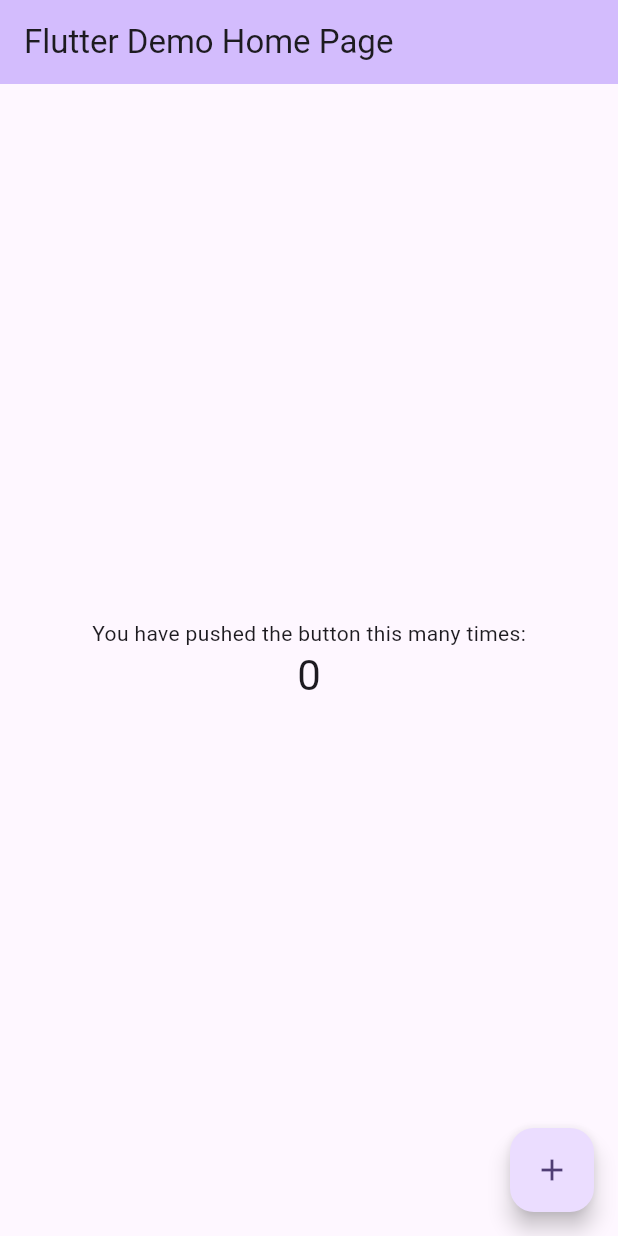
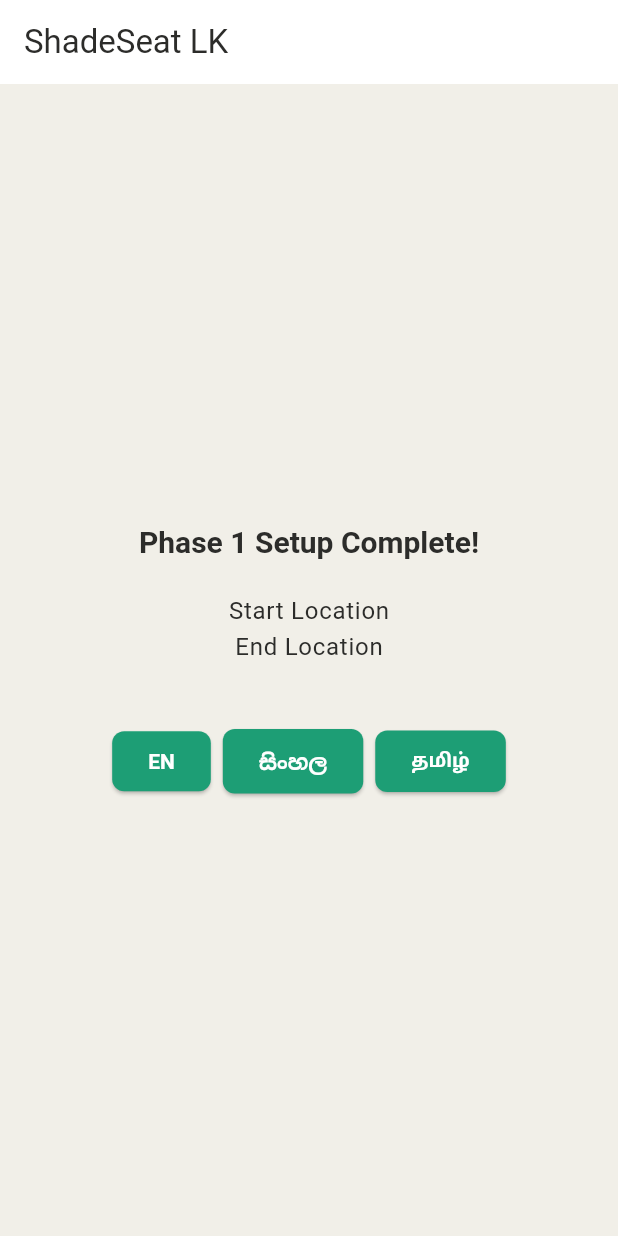
Before and after one commit to asiri-gayashan/sun_seats, a Flutter app: the screen it shows after launch, on a phone screen of 412 x 824 dp. Run offline on Flutter 3.47's test engine with Material 3 defaults, Android fonts, the phone set to English and light mode, and no system bars.

Commit message:
feat: initialize project structure with multi-language localization support and location permissions

````diff
--- /dev/null
+++ b/devtools_options.yaml
@@ -0,0 +1,3 @@
+description: This file stores settings for Dart & Flutter DevTools.
+documentation: https://docs.flutter.dev/tools/devtools/extensions#configure-extension-enablement-states
+extensions:
--- /dev/null
+++ b/l10n.yaml
@@ -0,0 +1,4 @@
+arb-dir: lib/l10n
+template-arb-file: app_en.arb
+output-localization-file: app_localizations.dart
+output-dir: lib/l10n
--- /dev/null
+++ b/lib/core/theme/app_theme.dart
@@ -0,0 +1,63 @@
+import 'package:flutter/material.dart';
+
+class AppTheme {
+  static const Color primaryGreen = Color(0xFF1D9E75);
+  static const Color lightGreen = Color(0xFFE1F5EE);
+  static const Color primaryBlue = Color(0xFF185FA5);
+  static const Color lightBlue = Color(0xFFE6F1FB);
+  static const Color amber = Color(0xFFBA7517);
+  static const Color lightAmber = Color(0xFFFAEEDA);
+  static const Color lightGray = Color(0xFFF1EFE8);
+  static const Color midGray = Color(0xFFD3D1C7);
+  static const Color darkText = Color(0xFF2C2C2A);
+  static const Color white = Color(0xFFFFFFFF);
+
+  static ThemeData get lightTheme {
+    return ThemeData(
+      primaryColor: primaryGreen,
+      scaffoldBackgroundColor: lightGray,
+      colorScheme: const ColorScheme.light(
+        primary: primaryGreen,
+        secondary: primaryBlue,
+        error: amber,
+        surface: white,
+        onPrimary: white,
+        onSecondary: white,
+        onSurface: darkText,
+      ),
+      textTheme: const TextTheme(
+        bodyLarge: TextStyle(color: darkText, fontSize: 16),
+        bodyMedium: TextStyle(color: darkText, fontSize: 14),
+        bodySmall: TextStyle(color: darkText, fontSize: 12),
+        headlineLarge: TextStyle(color: darkText, fontSize: 28, fontWeight: FontWeight.bold),
+        headlineMedium: TextStyle(color: darkText, fontSize: 24, fontWeight: FontWeight.bold),
+        headlineSmall: TextStyle(color: darkText, fontSize: 20, fontWeight: FontWeight.w600),
+      ),
+      elevatedButtonTheme: ElevatedButtonThemeData(
+        style: ElevatedButton.styleFrom(
+          backgroundColor: primaryGreen,
+          foregroundColor: white,
+          textStyle: const TextStyle(fontSize: 14, fontWeight: FontWeight.bold),
+          padding: const EdgeInsets.symmetric(horizontal: 24, vertical: 12),
+          shape: RoundedRectangleBorder(borderRadius: BorderRadius.circular(8)),
+        ),
+      ),
+      inputDecorationTheme: InputDecorationTheme(
+        border: OutlineInputBorder(
+          borderRadius: BorderRadius.circular(8),
+          borderSide: const BorderSide(color: midGray),
+        ),
+        enabledBorder: OutlineInputBorder(
+          borderRadius: BorderRadius.circular(8),
+          borderSide: const BorderSide(color: midGray),
+        ),
+        focusedBorder: OutlineInputBorder(
+          borderRadius: BorderRadius.circular(8),
+          borderSide: const BorderSide(color: primaryGreen, width: 2),
+        ),
+        labelStyle: const TextStyle(color: darkText, fontSize: 14),
+        hintStyle: const TextStyle(color: midGray, fontSize: 14),
+      ),
+    );
+  }
+}
--- /dev/null
+++ b/lib/l10n/app_en.arb
@@ -0,0 +1,5 @@
+{
+  "appTitle": "ShadeSeat LK",
+  "startLocation": "Start Location",
+  "endLocation": "End Location"
+}
--- /dev/null
+++ b/lib/l10n/app_localizations.dart
@@ -0,0 +1,156 @@
+import 'dart:async';
+
+import 'package:flutter/foundation.dart';
+import 'package:flutter/widgets.dart';
+import 'package:flutter_localizations/flutter_localizations.dart';
+import 'package:intl/intl.dart' as intl;
+
+import 'app_localizations_en.dart';
+import 'app_localizations_si.dart';
+import 'app_localizations_ta.dart';
+
+// ignore_for_file: type=lint
+
+/// Callers can lookup localized strings with an instance of AppLocalizations
+/// returned by `AppLocalizations.of(context)`.
+///
+/// Applications need to include `AppLocalizations.delegate()` in their app's
+/// `localizationDelegates` list, and the locales they support in the app's
+/// `supportedLocales` list. For example:
+///
+/// ```dart
+/// import 'l10n/app_localizations.dart';
+///
+/// return MaterialApp(
+///   localizationsDelegates: AppLocalizations.localizationsDelegates,
+///   supportedLocales: AppLocalizations.supportedLocales,
+///   home: MyApplicationHome(),
+/// );
+/// ```
+///
+/// ## Update pubspec.yaml
+///
+/// Please make sure to update your pubspec.yaml to include the following
+/// packages:
+///
+/// ```yaml
+/// dependencies:
+///   # Internationalization support.
+///   flutter_localizations:
+///     sdk: flutter
+///   intl: any # Use the pinned version from flutter_localizations
+///
+///   # Rest of dependencies
+/// ```
+///
+/// ## iOS Applications
+///
+/// iOS applications define key application metadata, including supported
+/// locales, in an Info.plist file that is built into the application bundle.
+/// To configure the locales supported by your app, you’ll need to edit this
+/// file.
+///
+/// First, open your project’s ios/Runner.xcworkspace Xcode workspace file.
+/// Then, in the Project Navigator, open the Info.plist file under the Runner
+/// project’s Runner folder.
+///
+/// Next, select the Information Property List item, select Add Item from the
+/// Editor menu, then select Localizations from the pop-up menu.
+///
+/// Select and expand the newly-created Localizations item then, for each
+/// locale your application supports, add a new item and select the locale
+/// you wish to add from the pop-up menu in the Value field. This list should
+/// be consistent with the languages listed in the AppLocalizations.supportedLocales
+/// property.
+abstract class AppLocalizations {
+  AppLocalizations(String locale)
+    : localeName = intl.Intl.canonicalizedLocale(locale.toString());
+
+  final String localeName;
+
+  static AppLocalizations? of(BuildContext context) {
+    return Localizations.of<AppLocalizations>(context, AppLocalizations);
+  }
+
+  static const LocalizationsDelegate<AppLocalizations> delegate =
+      _AppLocalizationsDelegate();
+
+  /// A list of this localizations delegate along with the default localizations
+  /// delegates.
+  ///
+  /// Returns a list of localizations delegates containing this delegate along with
+  /// GlobalMaterialLocalizations.delegate, GlobalCupertinoLocalizations.delegate,
+  /// and GlobalWidgetsLocalizations.delegate.
+  ///
+  /// Additional delegates can be added by appending to this list in
+  /// MaterialApp. This list does not have to be used at all if a custom list
+  /// of delegates is preferred or required.
+  static const List<LocalizationsDelegate<dynamic>> localizationsDelegates =
+      <LocalizationsDelegate<dynamic>>[
+        delegate,
+        GlobalMaterialLocalizations.delegate,
+        GlobalCupertinoLocalizations.delegate,
+        GlobalWidgetsLocalizations.delegate,
+      ];
+
+  /// A list of this localizations delegate's supported locales.
+  static const List<Locale> supportedLocales = <Locale>[
+    Locale('en'),
+    Locale('si'),
+    Locale('ta'),
+  ];
+
+  /// No description provided for @appTitle.
+  ///
+  /// In en, this message translates to:
+  /// **'ShadeSeat LK'**
+  String get appTitle;
+
+  /// No description provided for @startLocation.
+  ///
+  /// In en, this message translates to:
+  /// **'Start Location'**
+  String get startLocation;
+
+  /// No description provided for @endLocation.
+  ///
+  /// In en, this message translates to:
+  /// **'End Location'**
+  String get endLocation;
+}
+
+class _AppLocalizationsDelegate
+    extends LocalizationsDelegate<AppLocalizations> {
+  const _AppLocalizationsDelegate();
+
+  @override
+  Future<AppLocalizations> load(Locale locale) {
+    return SynchronousFuture<AppLocalizations>(lookupAppLocalizations(locale));
+  }
+
+  @override
+  bool isSupported(Locale locale) =>
+      <String>['en', 'si', 'ta'].contains(locale.languageCode);
+
+  @override
+  bool shouldReload(_AppLocalizationsDelegate old) => false;
+}
+
+AppLocalizations lookupAppLocalizations(Locale locale) {
+  // Lookup logic when only language code is specified.
+  switch (locale.languageCode) {
+    case 'en':
+      return AppLocalizationsEn();
+    case 'si':
+      return AppLocalizationsSi();
+    case 'ta':
+      return AppLocalizationsTa();
+  }
+
+  throw FlutterError(
+    'AppLocalizations.delegate failed to load unsupported locale "$locale". This is likely '
+    'an issue with the localizations generation tool. Please file an issue '
+    'on GitHub with a reproducible sample app and the gen-l10n configuration '
+    'that was used.',
+  );
+}
--- /dev/null
+++ b/lib/l10n/app_localizations_en.dart
@@ -0,0 +1,19 @@
+// ignore: unused_import
+import 'package:intl/intl.dart' as intl;
+import 'app_localizations.dart';
+
+// ignore_for_file: type=lint
+
+/// The translations for English (`en`).
+class AppLocalizationsEn extends AppLocalizations {
+  AppLocalizationsEn([String locale = 'en']) : super(locale);
+
+  @override
+  String get appTitle => 'ShadeSeat LK';
+
+  @override
+  String get startLocation => 'Start Location';
+
+  @override
+  String get endLocation => 'End Location';
+}
--- /dev/null
+++ b/lib/l10n/app_si.arb
@@ -0,0 +1,5 @@
+{
+  "appTitle": "ShadeSeat LK",
+  "startLocation": "ආරම්භක ස්ථානය",
+  "endLocation": "ගමනාන්තය"
+}
--- /dev/null
+++ b/lib/l10n/app_ta.arb
@@ -0,0 +1,5 @@
+{
+  "appTitle": "ShadeSeat LK",
+  "startLocation": "தொடங்கும் இடம்",
+  "endLocation": "முடிவிடம்"
+}
--- a/lib/main.dart
+++ b/lib/main.dart
@@ -1,121 +1,104 @@
 import 'package:flutter/material.dart';
+import 'package:flutter_localizations/flutter_localizations.dart';
+import 'package:provider/provider.dart';
+import 'l10n/app_localizations.dart';
+
+import 'core/theme/app_theme.dart';
 
 void main() {
-  runApp(const MyApp());
+  runApp(
+    MultiProvider(
+      providers: [
+        ChangeNotifierProvider(create: (_) => AppLanguageState()),
+      ],
+      child: const ShadeSeatApp(),
+    ),
+  );
 }
 
-class MyApp extends StatelessWidget {
-  const MyApp({super.key});
+class AppLanguageState extends ChangeNotifier {
+  Locale _appLocale = const Locale('en');
 
-  // This widget is the root of your application.
+  Locale get appLocale => _appLocale;
+
+  void changeLanguage(Locale type) {
+    if (_appLocale == type) {
+      return;
+    }
+    _appLocale = type;
+    notifyListeners();
+  }
+}
+
+class ShadeSeatApp extends StatelessWidget {
+  const ShadeSeatApp({super.key});
+
   @override
   Widget build(BuildContext context) {
-    return MaterialApp(
-      title: 'Flutter Demo',
-      theme: ThemeData(
-        // This is the theme of your application.
-        //
-        // TRY THIS: Try running your application with "flutter run". You'll see
-        // the application has a purple toolbar. Then, without quitting the app,
-        // try changing the seedColor in the colorScheme below to Colors.green
-        // and then invoke "hot reload" (save your changes or press the "hot
-        // reload" button in a Flutter-supported IDE, or press "r" if you used
-        // the command line to start the app).
-        //
-        // Notice that the counter didn't reset back to zero; the application
-        // state is not lost during the reload. To reset the state, use hot
-        // restart instead.
-        //
-        // This works for code too, not just values: Most code changes can be
-        // tested with just a hot reload.
-        colorScheme: .fromSeed(seedColor: Colors.deepPurple),
-      ),
-      home: const MyHomePage(title: 'Flutter Demo Home Page'),
+    return Consumer<AppLanguageState>(
+      builder: (context, languageState, child) {
+        return MaterialApp(
+          title: 'ShadeSeat LK',
+          theme: AppTheme.lightTheme,
+          debugShowCheckedModeBanner: false,
+          locale: languageState.appLocale,
+          localizationsDelegates: const [
+            GlobalMaterialLocalizations.delegate,
+            GlobalWidgetsLocalizations.delegate,
+            GlobalCupertinoLocalizations.delegate,
+          ] + [AppLocalizations.delegate],
+          supportedLocales: const [
+            Locale('en'),
+            Locale('si'),
+            Locale('ta'),
+          ],
+          home: const TempHomeScreen(),
+        );
+      },
     );
   }
 }
 
-class MyHomePage extends StatefulWidget {
-  const MyHomePage({super.key, required this.title});
-
-  // This widget is the home page of your application. It is stateful, meaning
-  // that it has a State object (defined below) that contains fields that affect
-  // how it looks.
-
-  // This class is the configuration for the state. It holds the values (in this
-  // case the title) provided by the parent (in this case the App widget) and
-  // used by the build method of the State. Fields in a Widget subclass are
-  // always marked "final".
-
-  final String title;
-
-  @override
-  State<MyHomePage> createState() => _MyHomePageState();
-}
-
-class _MyHomePageState extends State<MyHomePage> {
-  int _counter = 0;
-
-  void _incrementCounter() {
-    setState(() {
-      // This call to setState tells the Flutter framework that something has
-      // changed in this State, which causes it to rerun the build method below
-      // so that the display can reflect the updated values. If we changed
-      // _counter without calling setState(), then the build method would not be
-      // called again, and so nothing would appear to happen.
-      _counter++;
-    });
-  }
+class TempHomeScreen extends StatelessWidget {
+  const TempHomeScreen({super.key});
 
   @override
   Widget build(BuildContext context) {
-    // This method is rerun every time setState is called, for instance as done
-    // by the _incrementCounter method above.
-    //
-    // The Flutter framework has been optimized to make rerunning build methods
-    // fast, so that you can just rebuild anything that needs updating rather
-    // than having to individually change instances of widgets.
+    final l10n = AppLocalizations.of(context)!;
     return Scaffold(
       appBar: AppBar(
-        // TRY THIS: Try changing the color here to a specific color (to
-        // Colors.amber, perhaps?) and trigger a hot reload to see the AppBar
-        // change color while the other colors stay the same.
-        backgroundColor: Theme.of(context).colorScheme.inversePrimary,
-        // Here we take the value from the MyHomePage object that was created by
-        // the App.build method, and use it to set our appbar title.
-        title: Text(widget.title),
+        title: Text(l10n.appTitle),
       ),
       body: Center(
-        // Center is a layout widget. It takes a single child and positions it
-        // in the middle of the parent.
         child: Column(
-          // Column is also a layout widget. It takes a list of children and
-          // arranges them vertically. By default, it sizes itself to fit its
-          // children horizontally, and tries to be as tall as its parent.
-          //
-          // Column has various properties to control how it sizes itself and
-          // how it positions its children. Here we use mainAxisAlignment to
-          // center the children vertically; the main axis here is the vertical
-          // axis because Columns are vertical (the cross axis would be
-          // horizontal).
-          //
-          // TRY THIS: Invoke "debug painting" (choose the "Toggle Debug Paint"
-          // action in the IDE, or press "p" in the console), to see the
-          // wireframe for each widget.
-          mainAxisAlignment: .center,
+          mainAxisAlignment: MainAxisAlignment.center,
           children: [
-            const Text('You have pushed the button this many times:'),
-            Text(
-              '$_counter',
-              style: Theme.of(context).textTheme.headlineMedium,
-            ),
+            Text('Phase 1 Setup Complete!', style: Theme.of(context).textTheme.headlineSmall),
+            const SizedBox(height: 20),
+            Text(l10n.startLocation, style: Theme.of(context).textTheme.bodyLarge),
+            Text(l10n.endLocation, style: Theme.of(context).textTheme.bodyLarge),
+            const SizedBox(height: 40),
+            Row(
+              mainAxisAlignment: MainAxisAlignment.center,
+              children: [
+                ElevatedButton(
+                  onPressed: () => context.read<AppLanguageState>().changeLanguage(const Locale('en')),
+                  child: const Text('EN'),
+                ),
+                const SizedBox(width: 8),
+                ElevatedButton(
+                  onPressed: () => context.read<AppLanguageState>().changeLanguage(const Locale('si')),
+                  child: const Text('සිංහල'),
+                ),
+                const SizedBox(width: 8),
+                ElevatedButton(
+                  onPressed: () => context.read<AppLanguageState>().changeLanguage(const Locale('ta')),
+                  child: const Text('தமிழ்'),
+                ),
+              ],
+            )
           ],
         ),
-      ),
-      floatingActionButton: FloatingActionButton(
-        onPressed: _incrementCounter,
-        tooltip: 'Increment',
-        child: const Icon(Icons.add),
       ),
     );
   }
````
Also changed, not shown: lib/l10n/app_localizations_si.dart (added, +19 -0 lines), lib/l10n/app_localizations_ta.dart (added, +19 -0 lines), pubspec.yaml (+13 -0 lines), pubspec.lock, 10 other files.
